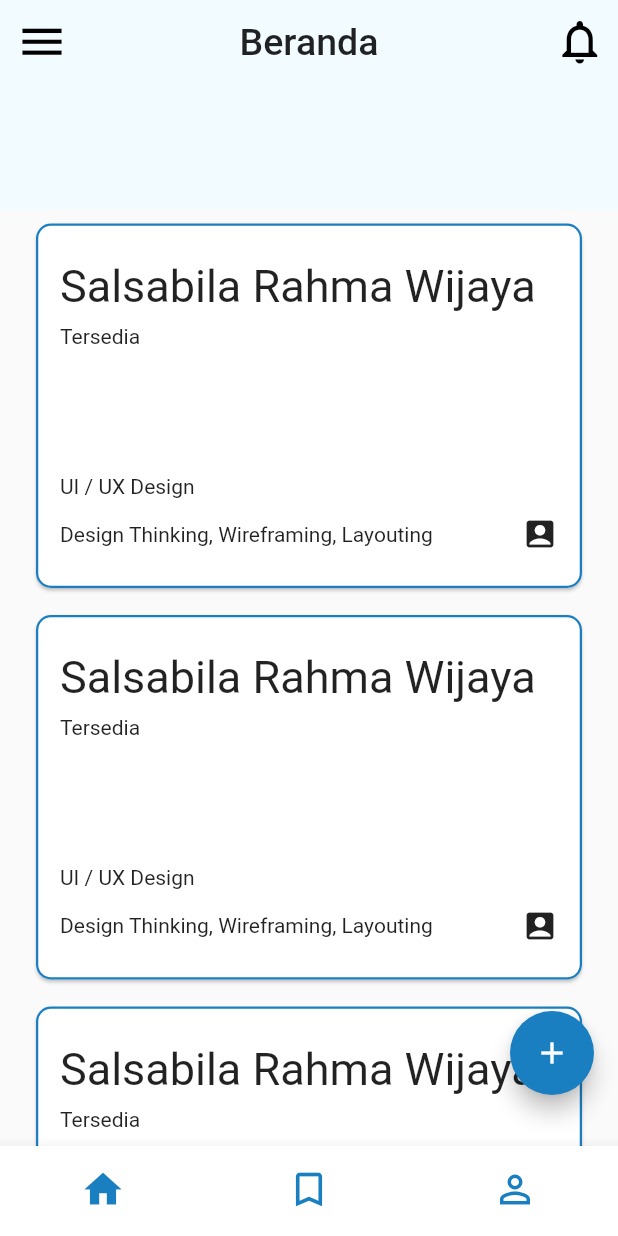
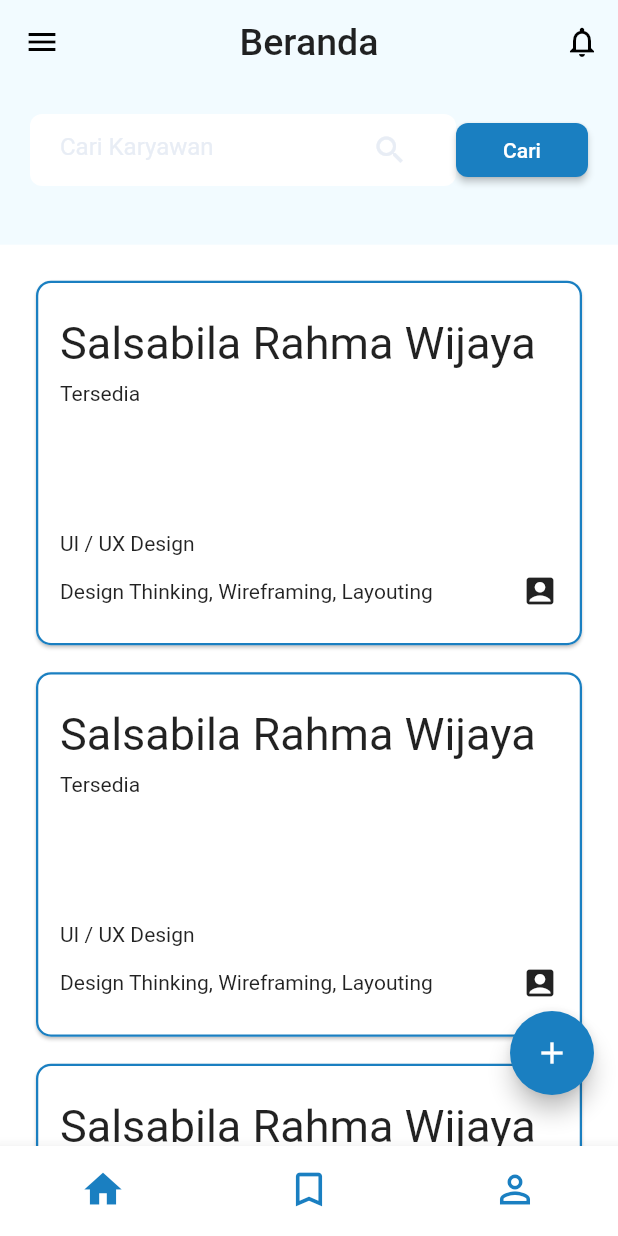
Before and after one commit to FadlyNJ/JogjaCareer, a Flutter app: the screen it shows after launch, on a phone screen of 412 x 824 dp. Run offline on Flutter 3.47's test engine with Material 2 defaults, Android fonts, the light colour scheme and no system bars.

Commit message:
add header with search bar

```diff
--- a/lib/Candidate.dart
+++ b/lib/Candidate.dart
@@ -14,6 +14,3 @@ class Candidate {
       this.candidateSkills,
       this.candidateStatus);
 }
-///
-/// actually seeing where you need to be shitposting self is your pure skill
-///
--- a/lib/CandidateCard.dart
+++ b/lib/CandidateCard.dart
@@ -1,10 +1,9 @@
+import 'package:flutter/cupertino.dart';
 import 'package:flutter/material.dart';
+import 'package:jogja_career/constant.dart';
 import 'Candidate.dart';
 
 class CandidateCard extends StatelessWidget {
-  Color primary = Color(0xff1a7fc1);
-  Color appbar = Color(0xfff2fbff);
-
   final List<Candidate> candidateList = [
     Candidate(
         Icon(Icons.account_box),
@@ -42,6 +41,7 @@ class CandidateCard extends StatelessWidget {
   Widget build(BuildContext context) {
     return Container(
       child: new ListView.builder(
+          padding: EdgeInsets.only(top: 15),
           physics: BouncingScrollPhysics(),
           itemCount: candidateList.length,
           itemBuilder: (BuildContext context, int index) =>
@@ -49,19 +49,31 @@ class CandidateCard extends StatelessWidget {
     );
   }
 
-  Widget candidateDetail(int index) {
+  Widget candidateDetail(int index, BuildContext context) {
     return Scaffold(
       appBar: AppBar(
+        elevation: 0,
         centerTitle: true,
+        backgroundColor: kPrimaryColor,
         title: Text('Candidate Details'),
+        leading: Container(
+          color: Colors.white,
+          child: IconButton(
+            icon: Icon(Icons.arrow_back),
+            onPressed: Navigator.of(context).pop,
+            tooltip: ('Back'),
+          ),
+        ),
         actions: [
-          IconButton(
-              icon: Icon(Icons.share_outlined),
-              onPressed: shareCandidate,
-              tooltip: ('Share')),
+          Container(
+              color: Colors.white,
+              child: IconButton(
+                  icon: Icon(Icons.share_outlined),
+                  onPressed: Navigator.of(context).pop,
+                  tooltip: ('Share'))),
         ],
       ),
-      body: Text('sddasdsasd is $index'),
+      body: Text('This is $index'),
     );
   }
 
@@ -75,20 +87,24 @@ class CandidateCard extends StatelessWidget {
         Navigator.of(context).push(MaterialPageRoute<void>(
           builder: (BuildContext context) {
             return Scaffold(
-              body: candidateDetail(index),
+              body: candidateDetail(index, context),
             );
           },
         ));
       },
       child: Container(
-        padding: const EdgeInsets.only(left: 20, right: 20, bottom: 5, top: 5),
+        padding: const EdgeInsets.only(
+            left: kDefaultPadding,
+            right: kDefaultPadding,
+            bottom: kDefaultPadding * 0.25,
+            top: kDefaultPadding * 0.25),
         child: Card(
           shape: RoundedRectangleBorder(
             borderRadius: BorderRadius.all(Radius.circular(10)),
-            side: BorderSide(width: 1.5, color: primary),
+            side: BorderSide(width: 1.5, color: kPrimaryColor),
           ),
           child: Padding(
-            padding: const EdgeInsets.all(16.0),
+            padding: const EdgeInsets.all(kDefaultPadding * 0.8),
             child: Column(
               children: <Widget>[
                 Padding(
--- /dev/null
+++ b/lib/constant.dart
@@ -0,0 +1,9 @@
+import 'package:flutter/material.dart';
+
+const Color kPrimaryColor = Color(0xff1a7fc1);
+const Color kAppbarColor = Color(0xfff2fbff);
+const Color kScrimColor = Color(0xff155179);
+const Color kBackgroundColor = Color(0xFFffffff);
+const Color kSearchBarColor = Color(0xFFe8edf5);
+
+const double kDefaultPadding = 20.0;
--- a/lib/main.dart
+++ b/lib/main.dart
@@ -1,5 +1,7 @@
 import 'package:flutter/material.dart';
 import 'CandidateCard.dart';
+import 'constant.dart';
+import 'dart:math' as math;
 
 void main() => runApp(MyApp());
 
@@ -7,7 +9,6 @@ class MyApp extends StatelessWidget {
   @override
   Widget build(BuildContext context) {
     return MaterialApp(
-      title: 'Welcome to Flutter',
       theme: ThemeData(primaryColor: Colors.white),
       home: Home(),
     );
@@ -16,118 +17,43 @@ class MyApp extends StatelessWidget {
 
 class _HomeState extends State<Home> {
   int _currentIndex = 0;
-  Color primary = Color(0xff1a7fc1);
-  Color appbar = Color(0xfff2fbff);
 
-  void _addJob(){
+  void _addJob() {
     Navigator.of(context).push(MaterialPageRoute<void>(
       builder: (BuildContext context) {
         return Scaffold(
-        appBar: _appbarAddJob(),
-        body: _cardCandidate(),
+          appBar: _appBarAddJob(),
+          body: _body(),
         );
       },
     ));
   }
 
-  void _candidateDetails() {
-    Navigator.of(context).push(MaterialPageRoute<void>(
-      builder: (BuildContext context) {
-        return Scaffold(
-          appBar: AppBar(
-            title: Text('Candidate Details'),
-          ),
-          body: _cardCandidate(),
-        );
-      },
-    ));
+  void _closeDrawer() {
+    Navigator.of(context).pop();
   }
+
+  void _onPressed() {}
 
   @override
   Widget build(BuildContext context) {
     return Scaffold(
+      drawerScrimColor: kScrimColor.withOpacity(0.4),
+      backgroundColor: kBackgroundColor,
       appBar: _appBarHome(),
-      drawer: Drawer(
-        child: ListView(
-          padding: EdgeInsets.zero,
-          children: [
-            DrawerHeader(
-              child: Text('Header'),
-            ),
-            ListTile(
-              title: Text('Notification'),
-              onTap: () {
-                Navigator.of(context).pop();
-              },
-            ),
-            ListTile(
-              title: Text('Okay'),
-              onTap: () {
-                Navigator.of(context).pop();
-              },
-            ),
-            ListTile(
-              title: Text('Yaa'),
-              onTap: () {
-                Navigator.of(context).pop();
-              },
-            ),
-            ListTile(
-              title: Text('Mawowoow'),
-              onTap: () {
-                Navigator.of(context).pop();
-              },
-            ),
-          ],
-        ),
-      ),
-      endDrawer: Drawer(
-        child: ListView(
-          padding: EdgeInsets.zero,
-          children: [
-            DrawerHeader(
-              child: Text('Header'),
-            ),
-            ListTile(
-              title: Text('Notification'),
-              onTap: () {
-                Navigator.of(context).pop();
-              },
-            ),
-            ListTile(
-              title: Text('Okay'),
-              onTap: () {
-                Navigator.of(context).pop();
-              },
-            ),
-            ListTile(
-              title: Text('Yaa'),
-              onTap: () {
-                Navigator.of(context).pop();
-              },
-            ),
-            ListTile(
-              title: Text('Mawowoow'),
-              onTap: () {
-                Navigator.of(context).pop();
-              },
-            ),
-          ],
-        ),
-      ),
-      body: _cardCandidate(),
+      drawer: _menuDrawer(),
+      endDrawer: _notificationDrawer(),
+      body: _body(),
       floatingActionButton: _fabAddJob(),
       bottomNavigationBar: _bottomNavigation(),
     );
   }
 
   Widget _appBarHome() {
-    return PreferredSize(
-      preferredSize: Size.fromHeight(140),
-      child: AppBar(
+    return AppBar(
       elevation: 0,
       centerTitle: true,
-        backgroundColor: appbar,
+      backgroundColor: kAppbarColor,
       title: Text('Beranda',
           style: TextStyle(
             fontSize: 25,
@@ -135,7 +61,6 @@ class _HomeState extends State<Home> {
       leading: Builder(
         builder: (BuildContext context) {
           return IconButton(
-              iconSize: 35,
             icon: const Icon(Icons.menu),
             onPressed: () {
               Scaffold.of(context).openDrawer();
@@ -148,17 +73,15 @@ class _HomeState extends State<Home> {
         Builder(
           builder: (BuildContext context) {
             return IconButton(
-                iconSize: 35,
               icon: const Icon(Icons.notifications_none),
               onPressed: () {
                 Scaffold.of(context).openEndDrawer();
               },
-                tooltip: ('Notification'),
+              tooltip: ('Notifikasi'),
             );
           },
         ),
       ],
-      ),
     );
   }
 
@@ -167,8 +90,8 @@ class _HomeState extends State<Home> {
       currentIndex: _currentIndex,
       iconSize: 30,
       backgroundColor: Colors.white,
-      selectedItemColor: primary,
-      unselectedItemColor: primary,
+      selectedItemColor: kPrimaryColor,
+      unselectedItemColor: kPrimaryColor,
       showSelectedLabels: false,
       showUnselectedLabels: false,
       items: [
@@ -176,17 +99,17 @@ class _HomeState extends State<Home> {
             icon: Icon(Icons.home_outlined),
             activeIcon: Icon(Icons.home),
             tooltip: ('Home'),
-            label: ('')),
+            label: ('Home')),
         BottomNavigationBarItem(
             icon: Icon(Icons.bookmark_outline),
             activeIcon: Icon(Icons.bookmark),
             tooltip: ('Bookmark'),
-            label: ('')),
+            label: ('Bookmark')),
         BottomNavigationBarItem(
             icon: Icon(Icons.person_outline),
             activeIcon: Icon(Icons.person),
-            tooltip: ('Account'),
-            label: ('')),
+            tooltip: ('Akun'),
+            label: ('Account')),
       ],
       onTap: (index) {
         setState(() {
@@ -196,33 +119,198 @@ class _HomeState extends State<Home> {
     );
   }
 
-  Widget _cardCandidate() {
+  Widget _body() {
+    return GestureDetector(
+        onTap: () {
+          FocusManager.instance.primaryFocus.unfocus();
+        },
+        child: SafeArea(
+          child: Column(
+            children: [
+              _headerSearchBar(),
+              new Expanded(child: _candidateCard()),
+            ],
+          ),
+        ));
+  }
+
+  Widget _candidateCard() {
     return CandidateCard();
   }
 
-  Widget _appbarAddJob() {
+  Widget _headerSearchBar() {
+    Size size = MediaQuery.of(context).size;
+    return Container(
+      padding: EdgeInsets.all(kDefaultPadding),
+      height: size.height * 0.13,
+      color: kAppbarColor,
+      child: Column(
+        children: [
+          Row(mainAxisSize: MainAxisSize.max, children: <Widget>[
+            new Expanded(
+                child: new Container(
+              padding: EdgeInsets.only(
+                  left: kDefaultPadding, right: kDefaultPadding),
+              decoration: BoxDecoration(
+                  color: Colors.white, borderRadius: BorderRadius.circular(8)),
+              child: TextField(
+                decoration: InputDecoration(
+                  hintText: ('Cari Karyawan'),
+                  hintStyle: TextStyle(
+                    color: kSearchBarColor,
+                  ),
+                  enabledBorder: InputBorder.none,
+                  focusedBorder: InputBorder.none,
+                  suffixIcon: Icon(Icons.search, color: kSearchBarColor),
+                ),
+              ),
+            )),
+            new Wrap(
+              children: [
+                new MaterialButton(
+                  textColor: Colors.white,
+                  shape: RoundedRectangleBorder(
+                    borderRadius: BorderRadius.circular(8),
+                  ),
+                  onPressed: _onPressed,
+                  child: Text('Cari'),
+                  color: kPrimaryColor,
+                )
+              ],
+            )
+          ]),
+        ],
+      ),
+    );
+  }
+
+  Widget _appBarAddJob() {
     return PreferredSize(
       preferredSize: Size.fromHeight(60),
       child: AppBar(
         elevation: 0,
         centerTitle: true,
-        backgroundColor: appbar,
+        backgroundColor: kAppbarColor,
         title: Text('Post Lowongan',
             style: TextStyle(
               fontSize: 25,
             )),
+        automaticallyImplyLeading: false,
+        actions: [
+          Transform.rotate(
+            angle: 45 * math.pi / 180,
+            child: IconButton(
+                icon: Icon(Icons.add),
+                tooltip: ('Close'),
+                onPressed: Navigator.of(context).pop),
+          ),
+        ],
       ),
     );
   }
 
   Widget _fabAddJob() {
     return Container(
-      margin: const EdgeInsets.only(bottom: 18.0),
+      margin: const EdgeInsets.only(bottom: kDefaultPadding * 0.9),
       child: new FloatingActionButton(
           child: new Icon(Icons.add),
-          tooltip: ('Add Job'),
-          backgroundColor: primary,
+          tooltip: ('Tambah Lowongan'),
+          backgroundColor: kPrimaryColor,
           onPressed: _addJob),
+    );
+  }
+
+  Widget _menuDrawer() {
+    return ClipRRect(
+      borderRadius: BorderRadius.only(
+          topRight: Radius.circular(60), bottomRight: Radius.circular(60)),
+      child: Drawer(
+        child: ListView(
+          children: [
+            Padding(
+              padding: const EdgeInsets.only(
+                  top: kDefaultPadding,
+                  left: kDefaultPadding,
+                  right: kDefaultPadding),
+              child: Row(children: <Widget>[
+                Text('Menu', textAlign: TextAlign.start),
+                Spacer(),
+                Transform.rotate(
+                  angle: 45 * math.pi / 180,
+                  child: IconButton(
+                      icon: Icon(Icons.add),
+                      iconSize: 35,
+                      tooltip: ('Tutup'),
+                      onPressed: _closeDrawer),
+                ),
+              ]),
+            ),
+            ListTile(
+              title: Text('Kebijakan'),
+              onTap: () {
+                _closeDrawer();
+              },
+            ),
+            ListTile(
+              title: Text('Pengaturan'),
+              onTap: () {
+                _closeDrawer();
+              },
+            ),
+            ListTile(
+              title: Text('Update Aplikasi'),
+              onTap: () {
+                _closeDrawer();
+              },
+            ),
+            Divider(),
+          ],
+        ),
+      ),
+    );
+  }
+
+  Widget _notificationDrawer() {
+    return ClipRRect(
+      borderRadius: BorderRadius.only(
+          topLeft: Radius.circular(50), bottomLeft: Radius.circular(50)),
+      child: Drawer(
+        child: ListView(
+          children: [
+            Padding(
+              padding: const EdgeInsets.only(
+                  top: kDefaultPadding, left: kDefaultPadding),
+              child: Row(children: <Widget>[
+                Text(
+                  'Notifikasi',
+                  textAlign: TextAlign.start,
+                ),
+                Spacer(),
+                Transform.rotate(
+                  angle: 45 * math.pi / 180,
+                  child: IconButton(
+                      icon: Icon(Icons.add),
+                      iconSize: 35,
+                      tooltip: ('Tutup'),
+                      onPressed: _closeDrawer),
+                ),
+              ]),
+            ),
+            Padding(
+                padding: EdgeInsets.all(20),
+                child: Text(
+                  'Belum ada Notifikasi',
+                  textAlign: TextAlign.start,
+                )),
+            ListTile(
+              title: Text('Notification'),
+              onTap: () {
+                _closeDrawer();
+              },
+            ),
+          ],
+        ),
+      ),
     );
   }
 }
```
Lines whose indentation alone changed are shown as unchanged.
